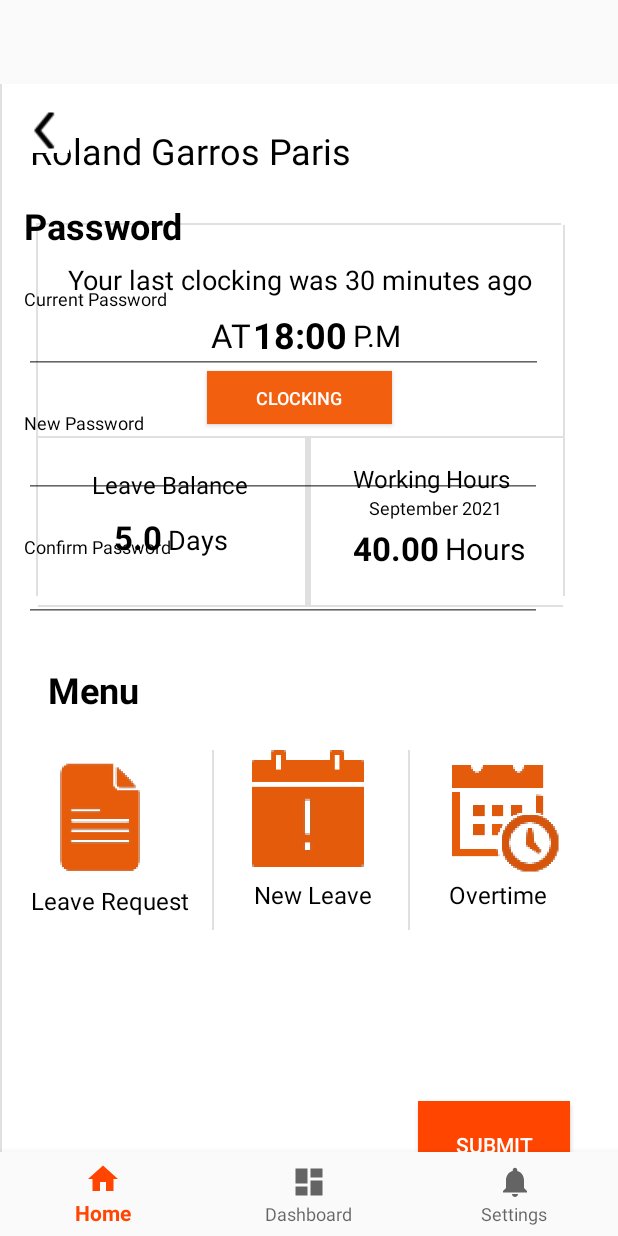
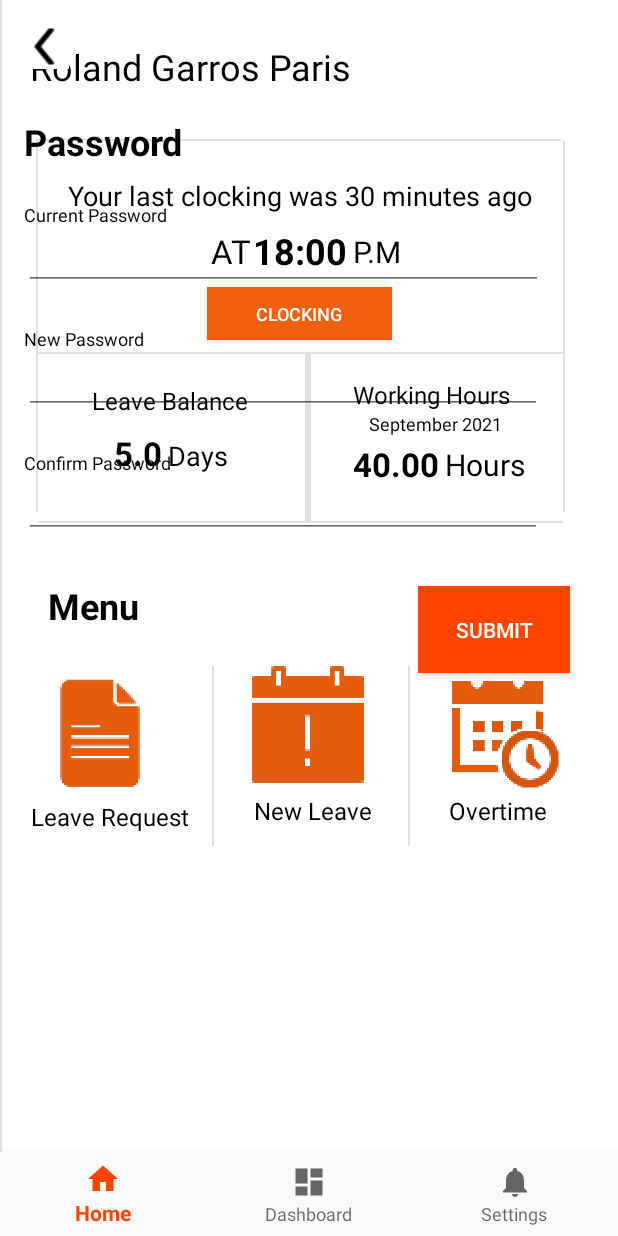
Before and after one commit to hengky9099/Mobile_application, an Android app: the fragment PasswordFragment placed in its activity, on a phone screen of 412 x 824 dp. Run offline under Robolectric (Android 15) with nearby library versions, the phone set to English and light mode, and no system bars; our stand-ins replace navigation-ui.

Commit message:
Additional UI Bug fixes & converted activity_main.xml to scroll view

```diff
--- a/app/src/main/res/layout/activity_main.xml
+++ b/app/src/main/res/layout/activity_main.xml
@@ -1,14 +1,22 @@
 <?xml version="1.0" encoding="utf-8"?>
+
+<ScrollView xmlns:android="http://schemas.android.com/apk/res/android"
+
+    android:id="@+id/scrollView"
+    android:layout_width="match_parent"
+    android:layout_height="match_parent"
+    android:fillViewport="true">
+
     <androidx.constraintlayout.widget.ConstraintLayout xmlns:android="http://schemas.android.com/apk/res/android"
         xmlns:app="http://schemas.android.com/apk/res-auto"
+        xmlns:tools="http://schemas.android.com/tools"
         android:id="@+id/container"
         android:layout_width="match_parent"
-    android:layout_height="match_parent"
-    android:paddingTop="?attr/actionBarSize">
+        android:layout_height="match_parent">
 
         <com.google.android.material.bottomnavigation.BottomNavigationView
             android:id="@+id/nav_view"
-        android:layout_width="0dp"
+            android:layout_width="wrap_content"
             android:layout_height="wrap_content"
             android:background="?android:attr/windowBackground"
             app:layout_constraintBottom_toBottomOf="parent"
@@ -16,6 +24,8 @@
             app:layout_constraintLeft_toLeftOf="parent"
             app:layout_constraintRight_toRightOf="parent"
             app:menu="@menu/bottom_nav_menu" />
+
+
 
         <fragment
             android:id="@+id/nav_host_fragment_activity_main"
@@ -32,3 +42,4 @@
             app:navGraph="@navigation/mobile_navigation" />
 
     </androidx.constraintlayout.widget.ConstraintLayout>
+</ScrollView>
--- a/app/src/main/res/layout/fragment_password.xml
+++ b/app/src/main/res/layout/fragment_password.xml
@@ -89,13 +89,13 @@
         android:id="@+id/button"
         android:layout_width="101dp"
         android:layout_height="58dp"
+        android:layout_marginTop="32dp"
         android:layout_marginEnd="32dp"
-        android:layout_marginBottom="32dp"
+        android:background="@color/orange"
         android:text="Submit"
-        android:background="@color/orange"
         android:textColor="@color/white"
-        app:layout_constraintBottom_toBottomOf="parent"
-        app:layout_constraintEnd_toEndOf="parent" />
+        app:layout_constraintEnd_toEndOf="parent"
+        app:layout_constraintTop_toBottomOf="@+id/editTextTextPassword3" />
 
     <ImageButton
         android:id="@+id/imageButton5"
--- a/app/src/main/res/layout/fragment_task_detail.xml
+++ b/app/src/main/res/layout/fragment_task_detail.xml
@@ -168,14 +168,13 @@
         android:id="@+id/button3"
         android:layout_width="wrap_content"
         android:layout_height="wrap_content"
+        android:layout_marginTop="32dp"
         android:background="@color/orange"
         android:text="Save"
         android:textColor="@color/white"
-        app:layout_constraintBottom_toBottomOf="parent"
         app:layout_constraintEnd_toEndOf="parent"
         app:layout_constraintHorizontal_bias="0.876"
         app:layout_constraintStart_toStartOf="parent"
-        app:layout_constraintTop_toBottomOf="@+id/editTextTextPersonName2"
-        app:layout_constraintVertical_bias="0.909" />
+        app:layout_constraintTop_toBottomOf="@+id/editTextTextPersonName2" />
 
 </androidx.constraintlayout.widget.ConstraintLayout>
--- a/app/src/main/res/layout/personal_data_fragment.xml
+++ b/app/src/main/res/layout/personal_data_fragment.xml
@@ -11,16 +11,14 @@
         android:id="@+id/PersonalDataBtn"
         android:layout_width="97dp"
         android:layout_height="44dp"
-        android:layout_marginBottom="32dp"
+        android:layout_marginTop="32dp"
         android:background="@color/orange"
         android:text="Save"
         android:textColor="@color/white"
-        app:layout_constraintBottom_toBottomOf="parent"
         app:layout_constraintEnd_toEndOf="parent"
         app:layout_constraintHorizontal_bias="0.917"
         app:layout_constraintStart_toStartOf="parent"
-        app:layout_constraintTop_toBottomOf="@+id/editTextTextPersonName2"
-        app:layout_constraintVertical_bias="0.933" />
+        app:layout_constraintTop_toBottomOf="@+id/button4" />
 
     <EditText
         android:id="@+id/editTextTextPassword4"
```
Also changed, not shown: app/src/main/res/layout/fragment_izin_cuti.xml (+4 -4 lines), app/src/main/res/layout/fragment_laporan_cuti.xml (+4 -4 lines), app/src/main/res/layout/fragment_laporan_ot.xml (+4 -4 lines), app/src/main/res/layout/fragment_ot.xml (+4 -4 lines), app/src/main/res/layout/leave_list_fragment.xml (+5 -4 lines), app/src/main/res/layout/task_detail_fragment.xml (+3 -4 lines), app/src/main/res/layout/task_log_fragment.xml (+7 -6 lines). Lines whose indentation alone changed are shown as unchanged.
